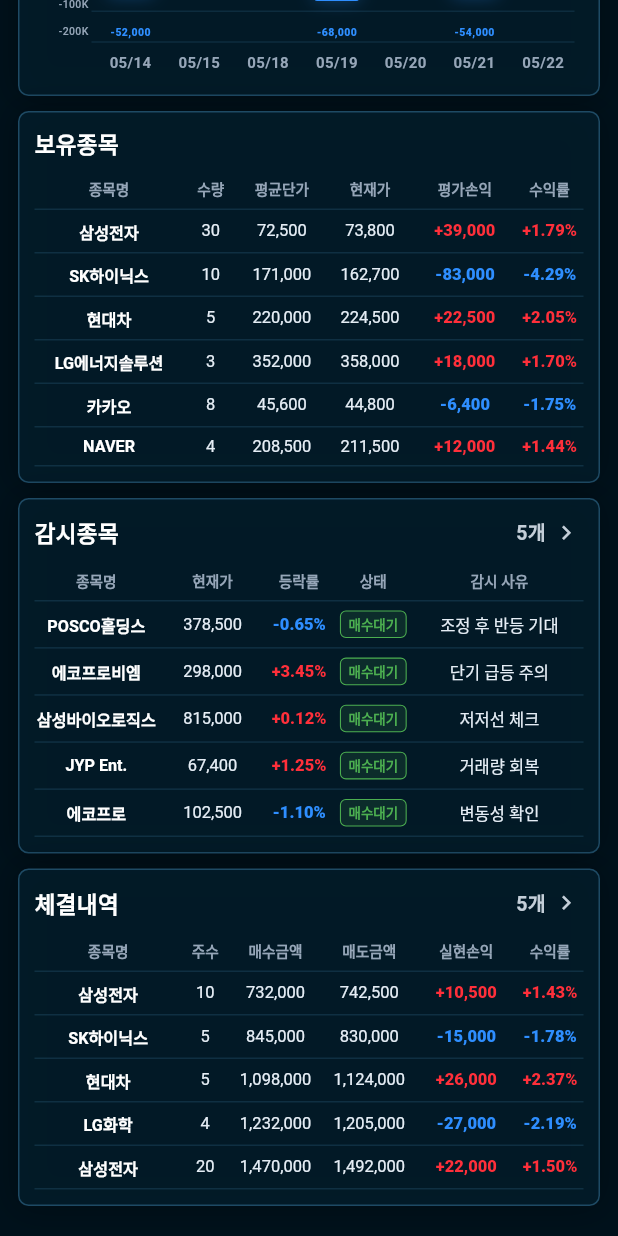
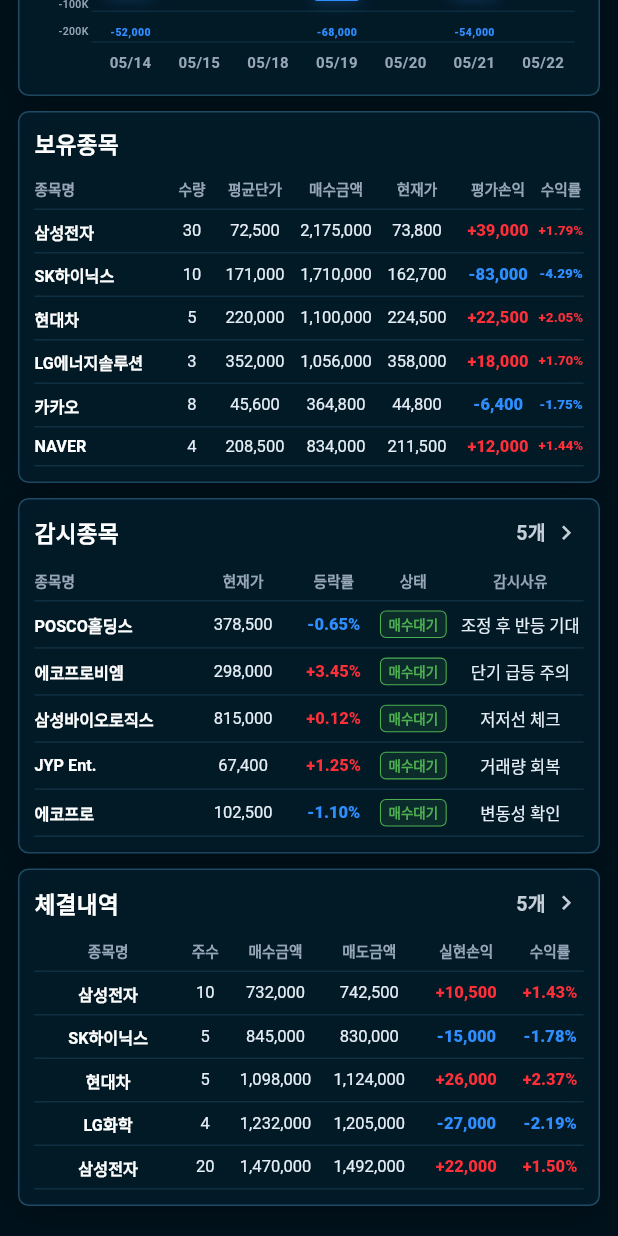
Before and after one commit to gunbarif-wq/Gichan_Abba_Mobile, a Flutter app: the screen it shows after launch, scrolled down 395 dp, on a phone screen of 412 x 824 dp. Run offline on Flutter 3.47's test engine with Material 3 defaults, Android fonts, the phone set to English and light mode, and no system bars; drawn by our look-alikes of auto_size_text.

Commit message:
feat: 보유종목 매수금액 컬럼, AutoSizeText, 감시종목 레이아웃 개선

```diff
--- a/lib/main.dart
+++ b/lib/main.dart
@@ -1,5 +1,6 @@
 import 'dart:async';
 
+import 'package:auto_size_text/auto_size_text.dart';
 import 'package:flutter/material.dart';
 import 'package:intl/intl.dart';
 
@@ -551,47 +552,46 @@
 
   final List<PositionSnapshot> positions;
 
+  static const _cells = ['종목명', '수량', '평균단가', '매수금액', '현재가', '평가손익', '수익률'];
+  static const _flexes = [30, 10, 18, 18, 18, 18, 10];
+  static const _aligns = [
+    Alignment.centerLeft,
+    Alignment.center,
+    Alignment.center,
+    Alignment.center,
+    Alignment.center,
+    Alignment.center,
+    Alignment.center,
+  ];
+
   @override
   Widget build(BuildContext context) {
     return DashboardPanel(
       title: '보유종목',
-
       child: positions.isEmpty
           ? const EmptyState(text: '미청산 보유 종목이 없습니다.')
           : Column(
               children: [
-                const DataHeader(
-                  cells: ['종목명', '수량', '평균단가', '현재가', '평가손익', '수익률'],
-                  flexes: [22, 8, 13, 13, 15, 10],
-                  alignments: [
-                    Alignment.center,
-                    Alignment.center,
-                    Alignment.center,
-                    Alignment.center,
-                    Alignment.center,
-                    Alignment.center,
-                  ],
-                ),
+                DataHeader(cells: _cells, flexes: _flexes, alignments: _aligns),
                 ...positions.map(
-                  (p) => DataRowLine(
-                    flexes: const [22, 8, 13, 13, 15, 10],
-                    alignments: const [
-                      Alignment.center,
-                      Alignment.center,
-                      Alignment.center,
-                      Alignment.center,
-                      Alignment.center,
-                      Alignment.center,
-                    ],
-                    cells: [
-                      NameText(p.name, p.symbol),
-                      PlainText('${p.quantity}'),
-                      PlainText(price(p.entryPrice)),
-                      PlainText(price(p.currentPrice)),
-                      MoneyText(p.unrealizedPnl),
-                      PercentText(p.unrealizedPnlPct),
-                    ],
-                  ),
+                  (p) {
+                    final buyAmt = p.totalBuyAmount > 0
+                        ? p.totalBuyAmount
+                        : p.entryPrice * p.quantity;
+                    return DataRowLine(
+                      flexes: _flexes,
+                      alignments: _aligns,
+                      cells: [
+                        AutoNameText(p.name),
+                        AutoCellText('${p.quantity}'),
+                        AutoCellText(price(p.entryPrice)),
+                        AutoCellText(price(buyAmt)),
+                        AutoCellText(price(p.currentPrice)),
+                        AutoMoneyText(p.unrealizedPnl),
+                        AutoPercentText(p.unrealizedPnlPct),
+                      ],
+                    );
+                  },
                 ),
               ],
             ),
@@ -641,10 +641,10 @@
           : Column(
               children: [
                 const DataHeader(
-                  cells: ['종목명', '현재가', '등락률', '상태', '감시 사유'],
-                  flexes: [25, 22, 13, 17, 34],
+                  cells: ['종목명', '현재가', '등락률', '상태', '감시사유'],
+                  flexes: [28, 20, 13, 16, 23],
                   alignments: [
-                    Alignment.center,
+                    Alignment.centerLeft,
                     Alignment.center,
                     Alignment.center,
                     Alignment.center,
@@ -653,7 +653,6 @@
                 ),
                 ...items.map(
                   (item) {
-                    // 상태 뱃지
                     final bool isSell = item.isSellWatch;
                     final statusLabel = isSell ? '매도대기' : '매수대기';
                     final statusColor = isSell ? const Color(0xFFFF6B35) : const Color(0xFF4CAF50);
@@ -664,45 +663,42 @@
                         borderRadius: BorderRadius.circular(4),
                         border: Border.all(color: statusColor, width: 0.7),
                       ),
-                      child: Text(
+                      child: AutoSizeText(
                         statusLabel,
+                        minFontSize: 9,
+                        maxLines: 1,
                         style: TextStyle(fontSize: 9, color: statusColor, fontWeight: FontWeight.w600),
                       ),
                     );
-
-                    // 감시사유: reasons_ko 최대 3개, 없으면 watchReasonText fallback
-                    final reasonLines = item.reasonsKo.isNotEmpty
-                        ? item.reasonsKo.take(3).toList()
-                        : (item.watchReasonText.isNotEmpty
-                            ? item.watchReasonText.split(', ').take(3).toList()
-                            : <String>[]);
-                    final reasonWidget = reasonLines.isEmpty
-                        ? PlainText(item.stageStatus.isNotEmpty ? item.stageStatus : '-')
-                        : Column(
-                            crossAxisAlignment: CrossAxisAlignment.center,
-                            mainAxisSize: MainAxisSize.min,
-                            children: reasonLines
-                                .map((r) => Text(r, style: const TextStyle(color: AppColors.textMain, fontSize: 11), maxLines: 1, overflow: TextOverflow.ellipsis, textAlign: TextAlign.center))
-                                .toList(),
-                          );
-
+                    final reasonText = item.reasonsKo.isNotEmpty
+                        ? item.reasonsKo.first
+                        : item.watchReasonText.isNotEmpty
+                            ? item.watchReasonText.split(', ').first
+                            : item.stageStatus;
                     return Container(
                       color: isSell ? const Color(0xFFFF6B35).withOpacity(0.04) : null,
                       child: DataRowLine(
-                        flexes: const [25, 22, 13, 17, 34],
+                        flexes: const [28, 20, 13, 16, 23],
                         alignments: const [
-                          Alignment.center,
+                          Alignment.centerLeft,
                           Alignment.center,
                           Alignment.center,
                           Alignment.center,
                           Alignment.center,
                         ],
                         cells: [
-                          NameText(item.name, item.symbol),
-                          PlainText(price(item.currentPrice)),
-                          isSell ? PercentText(item.pnlPct) : PercentText(item.changePct),
+                          AutoNameText(item.name),
+                          AutoCellText(price(item.currentPrice)),
+                          isSell ? AutoPercentText(item.pnlPct) : AutoPercentText(item.changePct),
                           Center(child: statusBadge),
-                          Center(child: reasonWidget),
+                          AutoSizeText(
+                            reasonText.isEmpty ? '-' : reasonText,
+                            minFontSize: 9,
+                            maxLines: 1,
+                            overflow: TextOverflow.ellipsis,
+                            textAlign: TextAlign.center,
+                            style: const TextStyle(color: AppColors.textMain, fontSize: 11),
+                          ),
                         ],
                       ),
                     );
@@ -775,12 +771,12 @@
                     flexes: _flexes,
                     alignments: _aligns,
                     cells: [
-                      NameText(trade.name, trade.symbol),
-                      PlainText('${trade.quantity}'),
-                      PlainText(price(trade.buyAmount)),
-                      PlainText(price(trade.sellAmount)),
-                      MoneyText(trade.realizedPnl),
-                      PercentText(trade.realizedPnlPct),
+                      AutoNameText(trade.name),
+                      AutoCellText('${trade.quantity}'),
+                      AutoCellText(price(trade.buyAmount)),
+                      AutoCellText(price(trade.sellAmount)),
+                      AutoMoneyText(trade.realizedPnl),
+                      AutoPercentText(trade.realizedPnlPct),
                     ],
                   ),
                 ),
@@ -1127,6 +1123,65 @@
   }
 }
 
+class AutoNameText extends StatelessWidget {
+  const AutoNameText(this.name, {super.key});
+  final String name;
+
+  @override
+  Widget build(BuildContext context) => AutoSizeText(
+    name.isEmpty ? '-' : name,
+    minFontSize: 9,
+    maxLines: 1,
+    overflow: TextOverflow.ellipsis,
+    style: const TextStyle(color: Colors.white, fontSize: 10.8, fontWeight: FontWeight.w700),
+  );
+}
+
+class AutoCellText extends StatelessWidget {
+  const AutoCellText(this.text, {super.key});
+  final String text;
+
+  @override
+  Widget build(BuildContext context) => AutoSizeText(
+    text,
+    minFontSize: 9,
+    maxLines: 1,
+    overflow: TextOverflow.ellipsis,
+    textAlign: TextAlign.center,
+    style: const TextStyle(color: AppColors.textMain, fontSize: 11),
+  );
+}
+
+class AutoMoneyText extends StatelessWidget {
+  const AutoMoneyText(this.value, {super.key});
+  final double value;
+
+  @override
+  Widget build(BuildContext context) => AutoSizeText(
+    signedNumber(value),
+    minFontSize: 9,
+    maxLines: 1,
+    overflow: TextOverflow.ellipsis,
+    textAlign: TextAlign.center,
+    style: TextStyle(color: valueColor(value), fontWeight: FontWeight.w800, fontSize: 11),
+  );
+}
+
+class AutoPercentText extends StatelessWidget {
+  const AutoPercentText(this.value, {super.key});
+  final double value;
+
+  @override
+  Widget build(BuildContext context) => AutoSizeText(
+    signedPct(value),
+    minFontSize: 9,
+    maxLines: 1,
+    overflow: TextOverflow.ellipsis,
+    textAlign: TextAlign.center,
+    style: TextStyle(color: valueColor(value), fontWeight: FontWeight.w800, fontSize: 11),
+  );
+}
+
 class PlainText extends StatelessWidget {
   const PlainText(this.text, {super.key, this.maxLines = 1});
 
--- a/lib/models/account_snapshot.dart
+++ b/lib/models/account_snapshot.dart
@@ -113,6 +113,7 @@
     required this.unrealizedPnl,
     required this.unrealizedPnlPct,
     required this.holdingMinutes,
+    this.totalBuyAmount = 0.0,
   });
 
   final String symbol;
@@ -124,6 +125,7 @@
   final double unrealizedPnl;
   final double unrealizedPnlPct;
   final double holdingMinutes;
+  final double totalBuyAmount;
 
   factory PositionSnapshot.fromJson(Map<String, dynamic> json) =>
       PositionSnapshot(
@@ -136,6 +138,7 @@
         unrealizedPnl: asDouble(json['unrealized_pnl']),
         unrealizedPnlPct: asDouble(json['unrealized_pnl_pct']),
         holdingMinutes: asDouble(json['holding_minutes']),
+        totalBuyAmount: asDouble(json['total_buy_amount']),
       );
 }
 
--- a/pubspec.yaml
+++ b/pubspec.yaml
@@ -32,6 +32,7 @@
     sdk: flutter
   intl: ^0.19.0
   http: ^1.2.0
+  auto_size_text: ^3.0.0
 
   # The following adds the Cupertino Icons font to your application.
   # Use with the CupertinoIcons class for iOS style icons.
```
